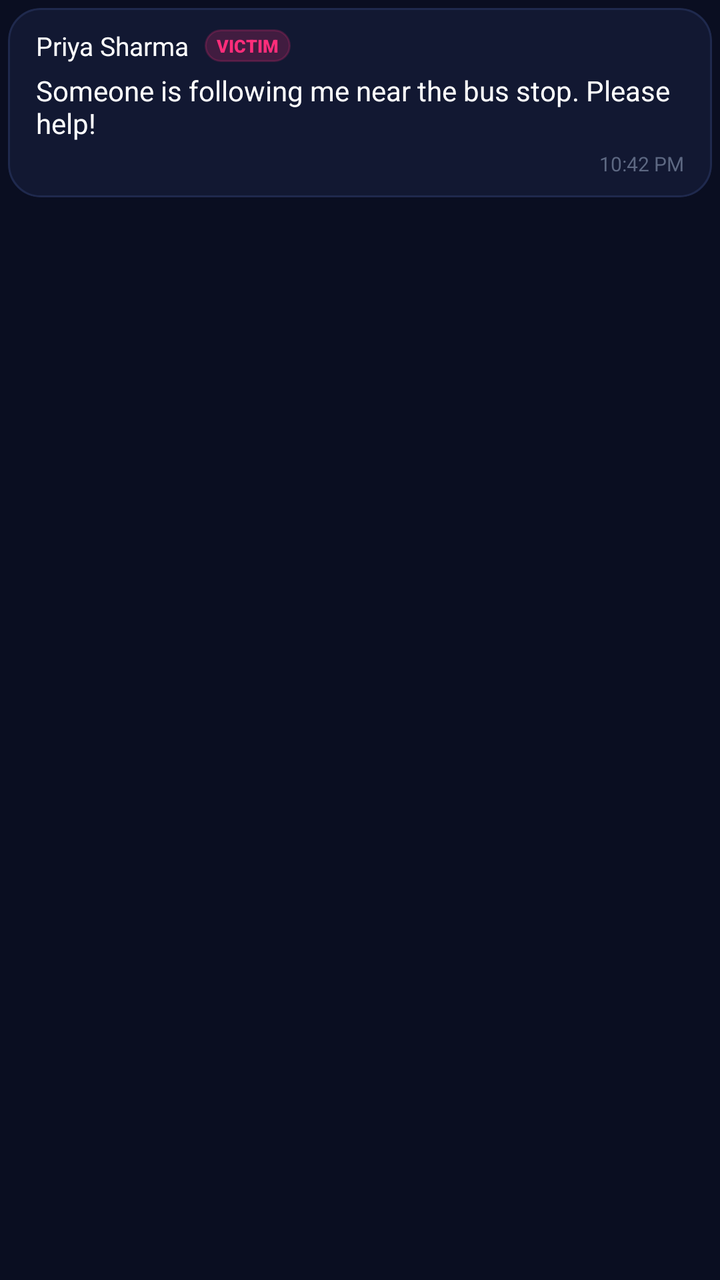
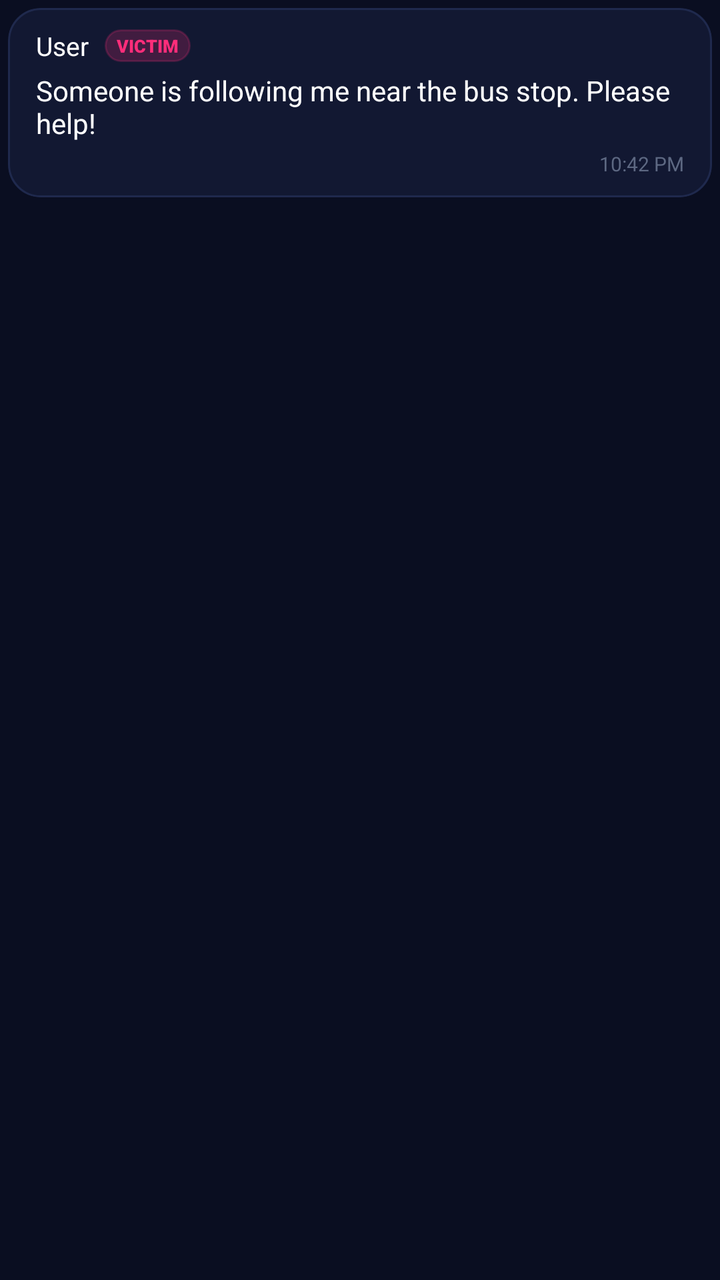

Screens rendered from an Android XML layout before and after an edit, with the pre-edit source and the edit as a unified diff.
<!-- AndroidManifest.xml: application theme Theme.WomenSafety -->
<!-- res/layout/item_incident_message.xml -->
<?xml version="1.0" encoding="utf-8"?>
<LinearLayout
    xmlns:android="http://schemas.android.com/apk/res/android"
    xmlns:app="http://schemas.android.com/apk/res-auto"
    android:layout_width="match_parent"
    android:layout_height="wrap_content"
    android:orientation="vertical"
    android:paddingVertical="4dp"
    android:paddingHorizontal="4dp">

    
    <androidx.cardview.widget.CardView
        android:id="@+id/cardMessageBubble"
        android:layout_width="wrap_content"
        android:layout_height="wrap_content"
        app:cardBackgroundColor="@color/card_background"
        app:cardCornerRadius="16dp"
        app:cardElevation="0dp">


        <LinearLayout
            android:id="@+id/llBubbleContent"
            android:layout_width="wrap_content"
            android:layout_height="wrap_content"
            android:background="@drawable/bg_dark_card"
            android:orientation="vertical"
            android:paddingHorizontal="14dp"
            android:paddingVertical="10dp">

            
            <LinearLayout
                android:layout_width="wrap_content"
                android:layout_height="wrap_content"
                android:gravity="center_vertical"
                android:orientation="horizontal">

                <TextView
                    android:id="@+id/tvSenderName"
                    android:layout_width="wrap_content"
                    android:layout_height="wrap_content"
                    android:fontFamily="sans-serif-bold"
                    android:text="Priya Sharma"
                    android:textColor="@color/white"
                    android:textSize="13sp" />

                <TextView
                    android:id="@+id/tvRoleBadge"
                    android:layout_width="wrap_content"
                    android:layout_height="wrap_content"
                    android:layout_marginStart="8dp"
                    android:background="@drawable/bg_location_pill"
                    android:backgroundTint="#33FF2D7A"
                    android:fontFamily="sans-serif-black"
                    android:paddingHorizontal="6dp"
                    android:paddingVertical="2dp"
                    android:text="VICTIM"
                    android:textColor="@color/neon_pink"
                    android:textSize="9sp" />
            </LinearLayout>

            
            <TextView
                android:id="@+id/tvMessageContent"
                android:layout_width="wrap_content"
                android:layout_height="wrap_content"
                android:layout_marginTop="4dp"
                android:fontFamily="sans-serif"
                android:text="Someone is following me near the bus stop. Please help!"
                android:textColor="@color/white"
                android:textSize="14sp" />

            
            <TextView
                android:id="@+id/tvMessageTime"
                android:layout_width="wrap_content"
                android:layout_height="wrap_content"
                android:layout_gravity="end"
                android:layout_marginTop="4dp"
                android:fontFamily="sans-serif"
                android:text="10:42 PM"
                android:textColor="@color/text_muted"
                android:textSize="10sp" />
        </LinearLayout>
    </androidx.cardview.widget.CardView>
</LinearLayout>
<!-- resources referenced by this layout -->
<resources>
  <color name="card_background">#121832</color>
  <color name="neon_pink">#FF2D7A</color>
  <color name="text_muted">#5D6882</color>
  <color name="white">#FFFFFF</color>
  <!-- drawable bg_dark_card (drawable) -->
  <?xml version="1.0" encoding="utf-8"?>
  <shape xmlns:android="http://schemas.android.com/apk/res/android"
      android:shape="rectangle">
      <solid android:color="@color/card_background" />
      <stroke
          android:width="1dp"
          android:color="@color/card_stroke" />
      <corners android:radius="16dp" />
  </shape>
  <!-- drawable bg_location_pill (drawable) -->
  <?xml version="1.0" encoding="utf-8"?>
  <shape xmlns:android="http://schemas.android.com/apk/res/android"
      android:shape="rectangle">
      <solid android:color="#141C38" />
      <stroke
          android:width="1dp"
          android:color="#253566" />
      <corners android:radius="16dp" />
  </shape>
  <style name="Theme.WomenSafety" parent="Theme.Material3.DayNight.NoActionBar">
          <item name="colorPrimary">@color/primary</item>
          <item name="colorPrimaryVariant">@color/primary_variant</item>
          <item name="colorOnPrimary">@color/white</item>
          <item name="android:statusBarColor">@color/screen_background</item>
          <item name="android:windowLightStatusBar">false</item>
          <item name="android:navigationBarColor">@color/screen_background</item>
          <item name="android:windowBackground">@color/screen_background</item>
          <item name="colorSurface">@color/card_background</item>
          <item name="colorOnSurface">@color/text_primary</item>
      </style>
  <color name="card_stroke">#1F294D</color>
  <color name="primary">#FF2D7A</color>
  <color name="primary_variant">#FF1475</color>
  <color name="screen_background">#0A0E21</color>
  <color name="text_primary">#FFFFFF</color>
</resources>

<!-- the commit's change to res/layout/item_incident_message.xml (unified diff, before → after) -->
@@ -39,7 +39,7 @@
                     android:layout_width="wrap_content"
                     android:layout_height="wrap_content"
                     android:fontFamily="sans-serif-bold"
-                    android:text="Priya Sharma"
+                    android:text="User"
                     android:textColor="@color/white"
                     android:textSize="13sp" />
 
